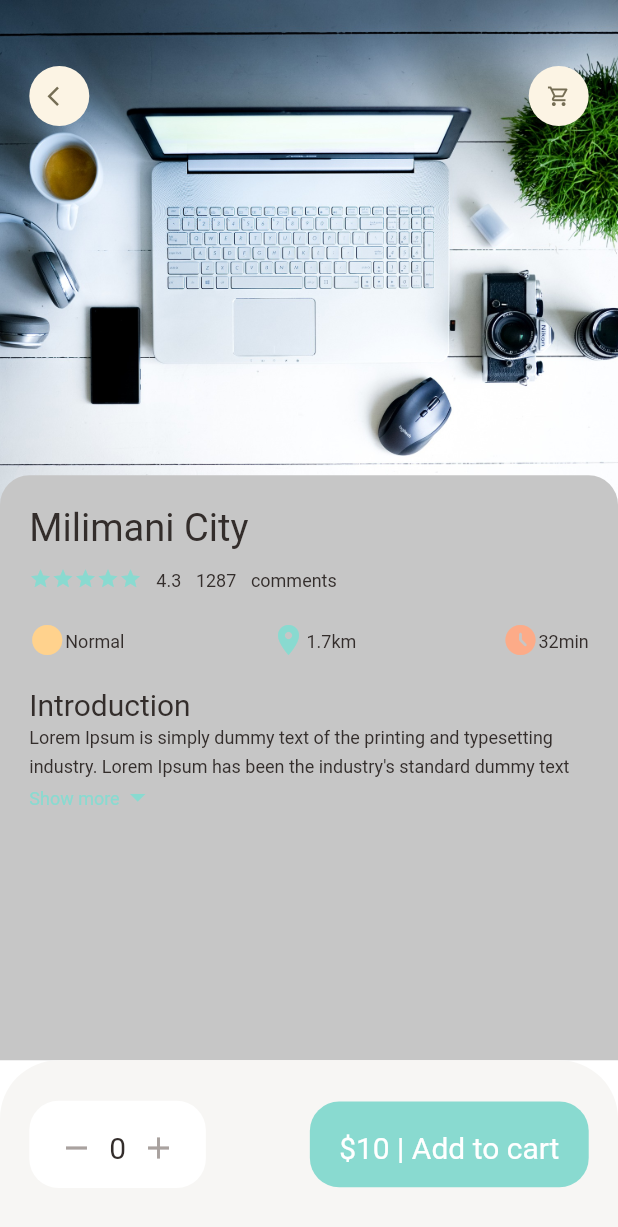
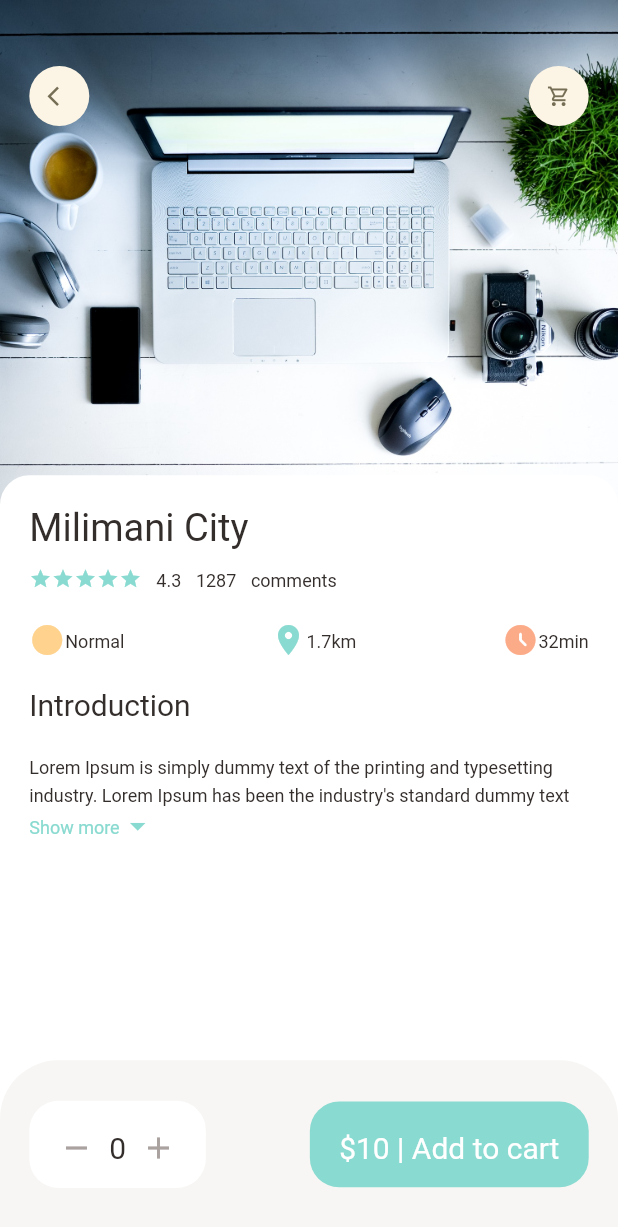
Before and after one commit to johngolem/Turaco, a Flutter app: the screen it shows after launch, on a phone screen of 412 x 824 dp. Shown: the top 1227 px of the screen. Run offline on Flutter 3.47's test engine with Material 2 defaults, Android fonts, the phone set to English and light mode, and no system bars; our stand-ins replace dots_indicator, get.

Commit message:
work on expandable text widget that has details regarding the products/shops

```diff
--- a/lib/pages/product/popular_product_detail.dart
+++ b/lib/pages/product/popular_product_detail.dart
@@ -71,7 +71,7 @@ class PopularProductDetail extends StatelessWidget {
                     topLeft: Radius.circular(Dimensions.radius20),
 
                     ),
-                  color: Color.fromARGB(255, 198, 198, 198),
+                  color: Colors.white,
                 ),
                  // ignore: prefer_const_constructors
                  child:Column(
@@ -80,7 +80,7 @@ class PopularProductDetail extends StatelessWidget {
                    AppColumn(text:"Milimani City", rating: "4.3",),
                    SizedBox(height: Dimensions.height20,),
                    BigText(text: "Introduction"),
-                  //  SizedBox(height: Dimensions.height20,),
+                   SizedBox(height: Dimensions.height20,),
                    Expanded(child: SingleChildScrollView(child: ExpandableTextWidget(text: "Lorem Ipsum is simply dummy text of the printing and typesetting industry. Lorem Ipsum has been the industry's standard dummy text ever since the 1500s, when an unknown printer took a galley of type and scrambled it to make a type specimen book. It has survived not only five centuries, but also the leap into electronic typesetting, remaining essentially unchanged. It was popularised in the 1960s with the release of Letraset sheets containing Lorem Ipsum passages, and more recently with desktop publishing software like Aldus PageMaker including versions of Lorem Ipsum Contrary to popular belief, Lorem Ipsum is not simply random text. It has roots in a piece of classical Latin literature from 45 BC, making it over 2000 years old. Richard McClintock, a Latin professor at Hampden-Sydney College in Virginia, looked up one of the more obscure Latin words, consectetur, from a Lorem Ipsum passage, and going through the cites of the word in classical literature, discovered the undoubtable source. Lorem Ipsum comes from sections 1.10.32 and 1.10.33 of de Finibus Bonorum et Malorum The Extremes of Good and Evil) by Cicero, written in 45 BC. This book is a treatise on the theory of ethics, very popular during the Renaissance. The first line of Lorem Ipsum, Lorem ipsum dolor sit amet., comes from a line in section 1.10.32."))),
 
 
```
